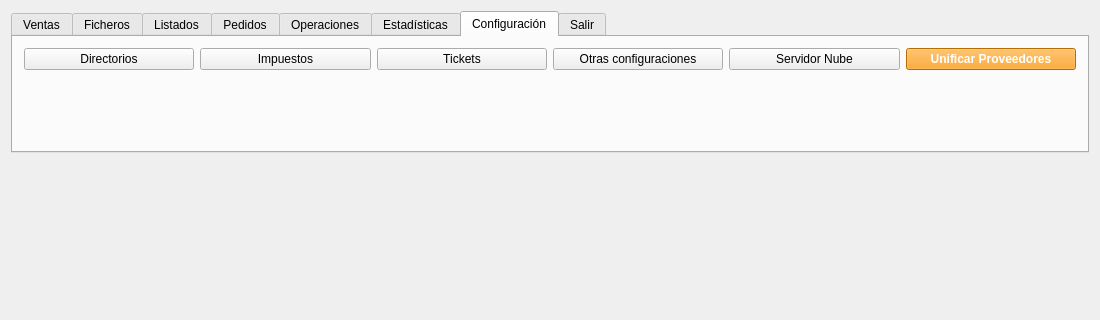
The window that tienda.ui (Ladis72/tienda) describes before a commit, drawn with Qt 5; both pictures show x 0 to 1100 and y 0 to 320 of the 1100 by 754 pixel window.
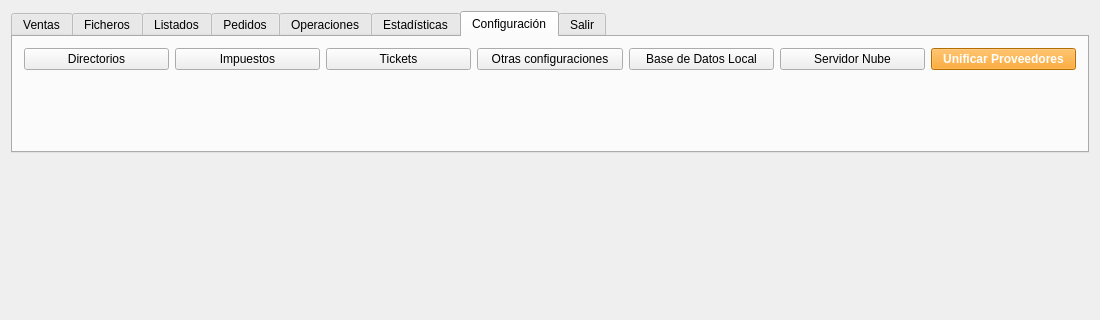
The same window after the commit. The open tabs and pages were chosen to show the change. Icons and pictures are not drawn.

```diff
--- a/tienda.ui
+++ b/tienda.ui
@@ -446,6 +446,13 @@
           </property>
          </widget>
         </item>
+        <item row="0" column="4">
+         <widget class="QPushButton" name="pushButtonConfigLocal">
+          <property name="text">
+           <string>Base de Datos Local</string>
+          </property>
+         </widget>
+        </item>
         <item row="0" column="5">
          <widget class="QPushButton" name="pushButtonConfigDB">
           <property name="text">
```
